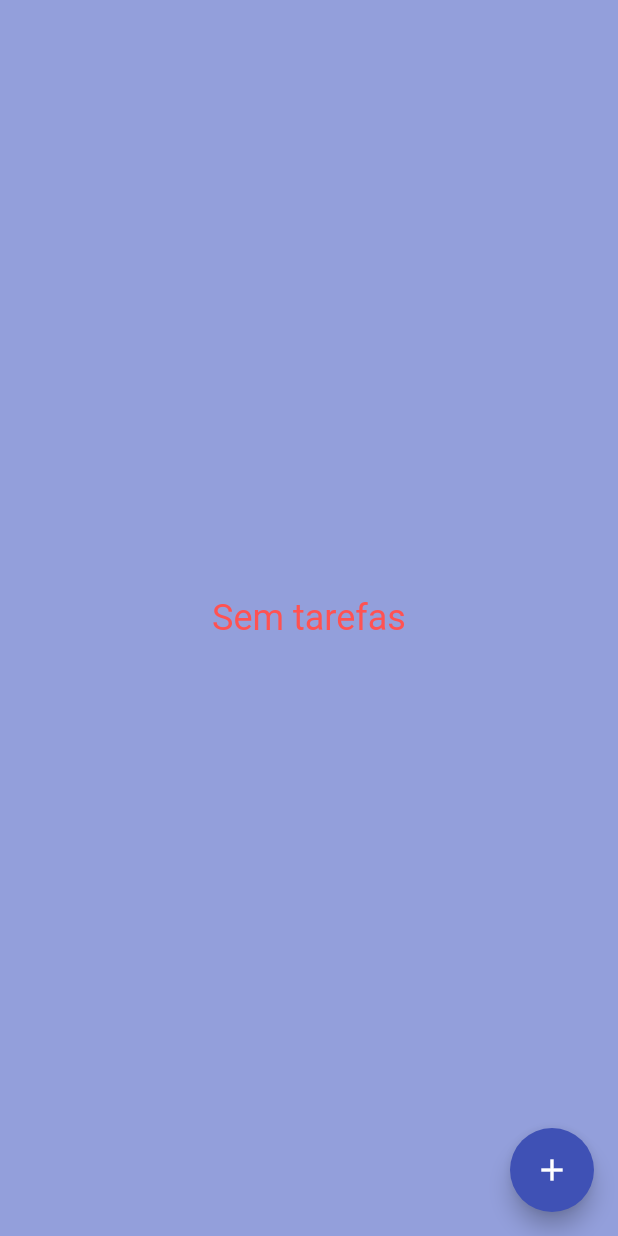
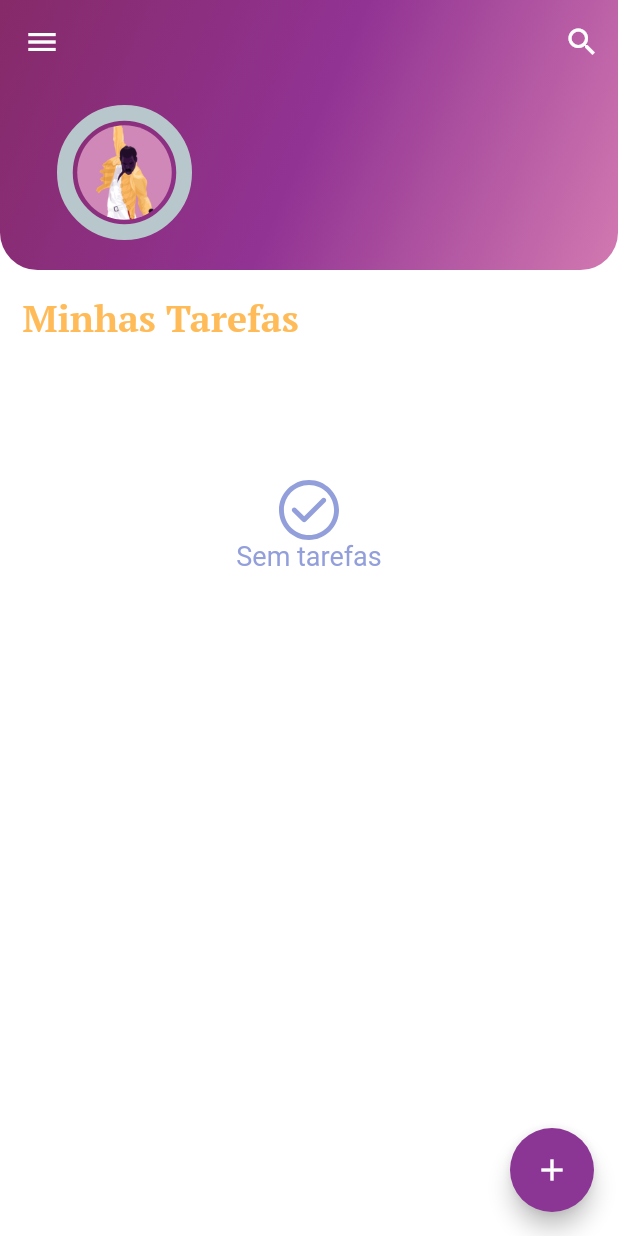
Before and after one commit to Elison12/TODO-flutter, a Flutter app: the screen it shows after launch, on a phone screen of 412 x 824 dp. Run offline on Flutter 3.47's test engine with Material 2 defaults, Android fonts, the phone set to English and light mode, and no system bars; drawn by our look-alikes of percent_indicator; our stand-ins replace equatable, flutter_bloc, flutter_datetime_picker, flutter_svg, sqflite; missing offline and left inert: flutter_date_picker_timeline; accounts and stored records are empty.

```diff
--- a/lib/bloc/circularProgress/circularProgress_bloc.dart
+++ b/lib/bloc/circularProgress/circularProgress_bloc.dart
@@ -6,9 +6,11 @@ part 'circularProgress_state.dart';
 
 class CircularProgressBloc extends Bloc<CircularProgressEvent, CircularProgressState> {
   CircularProgressBloc() : super(ProgressInitial()) {
+
     on<ProgressIncrementEvent>((event, emit) {
       emit(IncrementState(state.progress + 0.1));
     });
+
     on<ProgressDecrementEvent>((event, emit) {
       emit(DecrementState(state.progress - 0.1));
     });
--- a/lib/bloc/crud_bloc.dart
+++ b/lib/bloc/crud_bloc.dart
@@ -10,12 +10,14 @@ part 'crud_state.dart';
 class CrudBloc extends Bloc<CrudEvent, CrudState> {
   CrudBloc() : super(CrudInitial()) {
     List<Task> tasks = [];
+
     on<AddTodo>((event, emit) async {
       await TaskDataBase.instance.create(Task(
         // id: event.id,
         title: event.title,
         description: event.description,
         createdTime: event.createdTime,
+        // isDone: event.isDone
       ));
     });
 
--- a/lib/bloc/crud_event.dart
+++ b/lib/bloc/crud_event.dart
@@ -11,13 +11,17 @@ class AddTodo extends CrudEvent {
   final String title;
   final String description;
   final DateTime createdTime;
+  // final bool isDone;
 
   const AddTodo(
       {
       // required this.id,
       required this.title,
       required this.description,
-      required this.createdTime});
+      required this.createdTime,
+      // required this.isDone
+      }
+  );
 
   @override
   List<Object?> get props =>
--- a/lib/db/tasks_database.dart
+++ b/lib/db/tasks_database.dart
@@ -23,7 +23,7 @@ class TaskDataBase {
   }
 
   Future _createDB(Database db, int version) async {
-    final idType = 'INTEGER PRIMARY KEY AUTOINCREMENT';
+    final  idType = 'INTEGER PRIMARY KEY AUTOINCREMENT';
     final textType = 'TEXT NOT NULL';
     final boolType = 'BOOLEAN NOT NULL';
     final integerType = 'INTEGER NOT NULL';
--- /dev/null
+++ b/lib/models/constants.dart
@@ -0,0 +1,3 @@
+class Constants {
+
+}
--- a/lib/models/task.dart
+++ b/lib/models/task.dart
@@ -1,15 +1,17 @@
+
 const String tableTasks = 'notes';
 
 class TaskFields {
   static final List<String> values = [
     /// Add all fields
-    id, title, description, time
+    id, title, description, time,
   ];
 
   static const String id = '_id';
   static const String title = 'title';
   static const String description = 'description';
   static const String time = 'time';
+  // static const String isDone = 'isDone';
 }
 
 class Task {
@@ -17,25 +19,30 @@ class Task {
   final String title;
   final String description;
   final DateTime createdTime;
+  // final bool isDone;
 
   const Task(
       {this.id,
       required this.title,
       required this.description,
-      required this.createdTime}
+      required this.createdTime
+      // required this.isDone
+      }
   );
 
   Task copy({
     int? id,
     String? title,
     String? description,
-    DateTime? createdTime,
+    DateTime? createdTime
+    // bool? isDone
   }) =>
       Task(
         id: id ?? this.id,
         title: title ?? this.title,
         description: description ?? this.description,
-        createdTime: createdTime ?? this.createdTime,
+        createdTime: createdTime ?? this.createdTime
+        // isDone: false
       );
 
   static Task fromJson(Map<String, Object?> json) => Task(
@@ -43,6 +50,7 @@ class Task {
     title: json[TaskFields.title] as String,
     description: json[TaskFields.description] as String,
     createdTime: DateTime.parse(json[TaskFields.time] as String)
+    // isDone: false
   );
 
   Map<String, Object?> toJson() => {
@@ -50,5 +58,6 @@ class Task {
     TaskFields.title: title,
     TaskFields.description: description,
     TaskFields.time: createdTime.toIso8601String()
+    // TaskFields.isDone: false
   };
 }
--- a/lib/pages/home_page.dart
+++ b/lib/pages/home_page.dart
@@ -1,8 +1,9 @@
 import 'package:flutter/material.dart';
 import 'package:flutter_bloc/flutter_bloc.dart';
+import 'package:flutter_svg/flutter_svg.dart';
 import 'package:todov2/bloc/crud_bloc.dart';
 import 'package:todov2/pages/addtask_page.dart';
-import 'package:todov2/pages/testsprogressbar.dart';
+import 'package:todov2/widgets/circularprogress_widget.dart';
 import '../widgets/taskcard_widget.dart';
 
 class HomePage extends StatefulWidget {
@@ -23,7 +24,8 @@ class _HomePageState extends State<HomePage> {
   Widget build(BuildContext context) {
     return Scaffold(
       // extendBody: true,
-      backgroundColor: const Color(0xFF939fdb),
+      // backgroundColor: const Color(0xFF939fdb),
+      backgroundColor: Colors.white,
       // appBar: AppBar(
       //     elevation: 0.0,
       //     backgroundColor: Colors.white,
@@ -50,14 +52,14 @@ class _HomePageState extends State<HomePage> {
             Expanded(
                 child: isLoading
                     ? const CircularProgressIndicator()
-                    : state.task.isEmpty
-                        ? const Center(
-                            child: Text(
-                              'Sem tarefas',
-                              style: TextStyle(
-                                  color: Colors.redAccent, fontSize: 24),
-                            ),
-                          )
+                    // : state.task.isEmpty
+                    //     ? const Center(
+                    //         child: Text(
+                    //           'Sem tarefas',
+                    //           style: TextStyle(
+                    //               color: Colors.redAccent, fontSize: 24),
+                    //         ),
+                    //       )
                     : CustomScrollView(
                         slivers: <Widget>[
                           //2
@@ -69,8 +71,7 @@ class _HomePageState extends State<HomePage> {
                             automaticallyImplyLeading: true,
                             expandedHeight: 180.0,
                             leading: IconButton(
-                                  icon: const Icon(Icons.menu,
-                                      color: Colors.white),
+                              icon: const Icon(Icons.menu, color: Colors.white),
                               onPressed: () {},
                             ),
                             actions: [
@@ -82,14 +83,12 @@ class _HomePageState extends State<HomePage> {
                                   ))
                             ],
                             flexibleSpace: FlexibleSpaceBar(
-                                    titlePadding:
-                                        const EdgeInsetsDirectional.only(
+                                titlePadding: const EdgeInsetsDirectional.only(
                                     start: 38, bottom: 20),
                                 title: Row(
-                                      mainAxisAlignment:
-                                          MainAxisAlignment.start,
+                                  mainAxisAlignment: MainAxisAlignment.start,
                                   children: const <Widget>[
-                                        circularprogress_widget()
+                                    Circularprogresswidget()
                                   ],
                                 ),
                                 background: ClipRRect(
@@ -98,24 +97,60 @@ class _HomePageState extends State<HomePage> {
                                       bottomRight: Radius.circular(25.0)),
                                   child: Container(
                                     decoration: const BoxDecoration(
-                                            color: Color(0xFF3f51b5)),
+                                        // color: Color(0xFF3f51b5)
+                                        // color: Color(0xFF8b3694)
+                                        gradient: LinearGradient(
+                                            begin: Alignment.topLeft,
+                                            end: Alignment.bottomRight,
+                                            // stops: [0.3, 1],
+                                            colors: [
+                                          Color(0xFF862a69),
+                                          Color(0xFF913393),
+                                          Color(0xFFd279b1)
+                                        ])),
                                   ),
                                 )),
                           ),
                           //3
                           SliverToBoxAdapter(
-                                  child:
-                                      Container(
+                              child: Container(
                             height: 60,
                             color: Colors.transparent,
                             child: const Padding(
                               padding: EdgeInsets.only(top: 15, left: 15),
-                                          child: Text("Minhas Tarefas", style: TextStyle(color: Colors.white, fontSize: 25, fontWeight: FontWeight.bold, fontFamily: 'PTSerif')),
+                              child: Text("Minhas Tarefas",
+                                  style: TextStyle(
+                                      // color: Color(0xFF939fdb),
+                                      color: Color(0xFFffbb58),
+                                      fontSize: 25,
+                                      fontWeight: FontWeight.bold,
+                                      fontFamily: 'PTSerif')),
+                            ),
+                          )),
+                          state.task.isEmpty
+                              ? SliverToBoxAdapter(
+                                  child: Padding(
+                                    padding: EdgeInsets.only(top: 80),
+                                    child: Center(
+                                        child: Column(
+                                      children: [
+                                        Container(
+                                            height: 40,
+                                            child: SvgPicture.asset(
+                                              "assets/img/check-mark-svgrepo-com.svg",
+                                              color: Color(0xFF939fdb),
+                                            )),
+                                        Text("Sem tarefas",
+                                            style: TextStyle(
+                                                color: Color(0xFF939fdb),
+                                                fontSize: 18)),
+                                      ],
+                                    )),
                                   ),
                                 )
-                              ),
-                              SliverPadding(
-                                padding: EdgeInsets.only(top: 8.0, bottom: 8.0),
+                              : SliverPadding(
+                                  padding:
+                                      EdgeInsets.only(top: 8.0, bottom: 8.0),
                                   sliver: SliverList(
                                     delegate: SliverChildBuilderDelegate(
                                       (_, int index) {
@@ -165,7 +200,8 @@ class _HomePageState extends State<HomePage> {
             //           ));
             //     });
           },
-          backgroundColor: const Color(0xFF3f51b5),
+          // backgroundColor: const Color(0xFF3f51b5),
+          backgroundColor: const Color(0xFF8b3694),
           child: const Icon(Icons.add)),
     );
   }
--- a/lib/widgets/horizontalCalendar_widget.dart
+++ b/lib/widgets/horizontalCalendar_widget.dart
@@ -6,7 +6,7 @@ Padding calendarWidget() {
     padding: const EdgeInsets.only(bottom: 15),
     child: FlutterDatePickerTimeline(
       itemHeight: 40,
-      selectedItemBackgroundColor: Color(0xFF939fdb),
+      selectedItemBackgroundColor: const Color(0xFFffbb58),
       startDate: DateTime(2022, 11, 25),
       endDate: DateTime(2022, 12, 15),
       initialSelectedDate: DateTime.now(),
```
Also changed, not shown: lib/models/constants_br.dart (added, +28 -0 lines), lib/pages/addtask_page.dart (+19 -8 lines), lib/widgets/circularprogress_widget.dart (renamed from lib/pages/testsprogressbar.dart, +3 -30 lines), lib/widgets/taskcard_widget.dart (+51 -19 lines), assets/img/check-mark-svgrepo-com.svg (added), assets/img/check.svg (added), assets/img/lp.svg (added), assets/img/microphone.svg (added), assets/img/moustache.svg (added), assets/img/piano.svg (added), assets/img/queen.svg (added), assets/img/wac.svg (added). Lines whose indentation alone changed are shown as unchanged.
